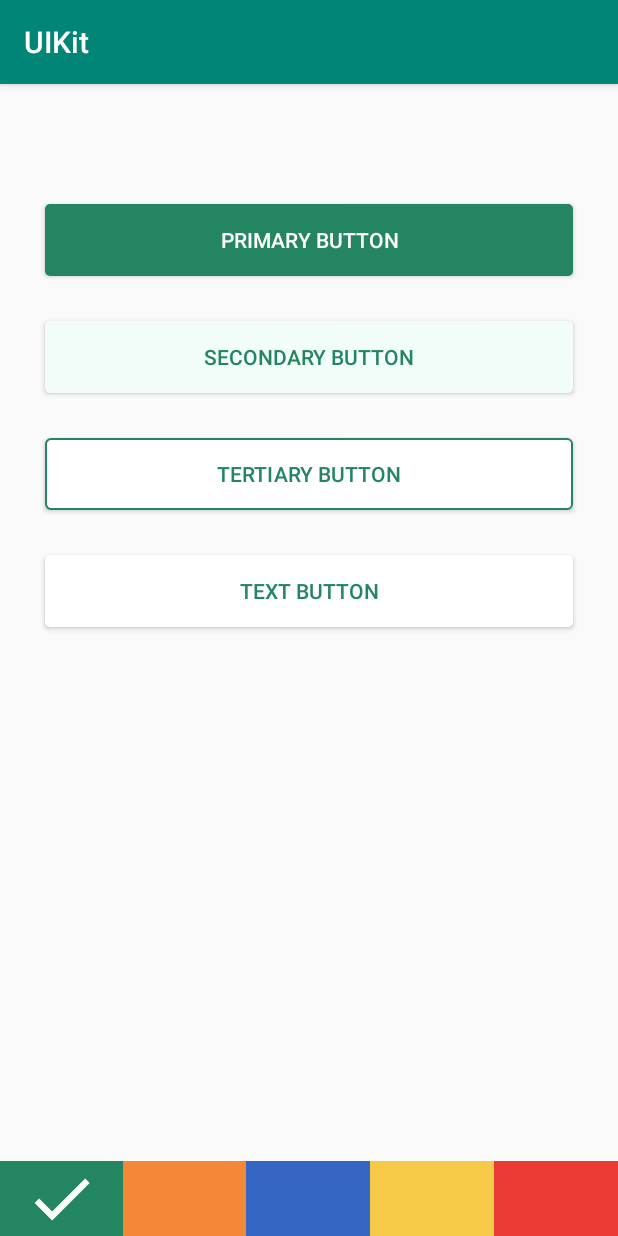
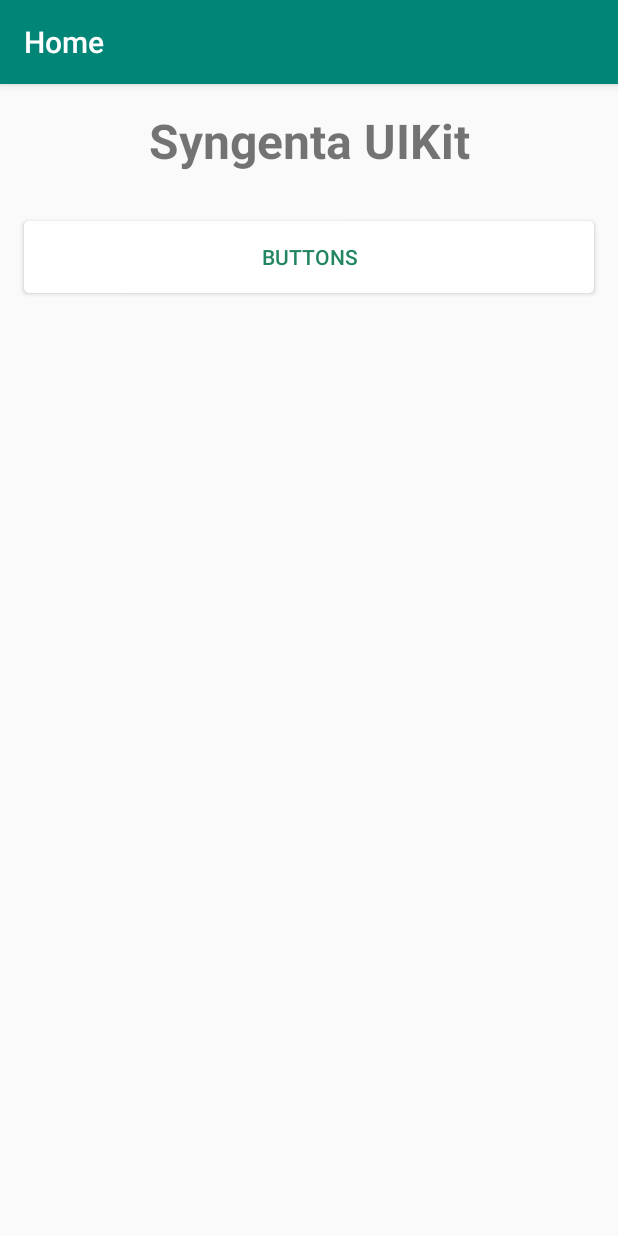
Before and after one commit to syngenta-digital/mobile-android-ui-kit, an Android app: the screen it shows after launch (MainActivity), on a phone screen of 412 x 824 dp. Run offline under Robolectric (Android 15) with nearby library versions, the phone set to English and light mode, and no system bars.

Commit message:
Added landing page

```diff
--- a/demo/build.gradle
+++ b/demo/build.gradle
@@ -30,6 +30,8 @@ dependencies {
     implementation 'androidx.appcompat:appcompat:1.0.2'
     implementation 'androidx.core:core-ktx:1.0.2'
     implementation 'androidx.constraintlayout:constraintlayout:1.1.3'
+    implementation 'androidx.legacy:legacy-support-v4:1.0.0'
+    implementation 'androidx.recyclerview:recyclerview:1.0.0'
     testImplementation 'junit:junit:4.12'
     androidTestImplementation 'androidx.test.ext:junit:1.1.0'
     androidTestImplementation 'androidx.test.espresso:espresso-core:3.1.1'
--- a/demo/src/main/java/com/syngenta/uikit/MainActivity.kt
+++ b/demo/src/main/java/com/syngenta/uikit/MainActivity.kt
@@ -2,8 +2,9 @@ package com.syngenta.uikit
 
 import android.os.Bundle
 import androidx.appcompat.app.AppCompatActivity
-import com.syngenta.uikit_android.StyledButton
-import kotlinx.android.synthetic.main.activity_main.*
+import androidx.fragment.app.FragmentTransaction
+import com.syngenta.uikit.fragments.ButtonsFragment
+import com.syngenta.uikit.fragments.HomeFragment
 
 
 class MainActivity : AppCompatActivity() {
@@ -12,49 +13,22 @@ class MainActivity : AppCompatActivity() {
         super.onCreate(savedInstanceState)
         setContentView(R.layout.activity_main)
 
-        selectTeal.setOnClickListener {
-            clearAllChecks()
-            selectTeal.setImageResource(R.drawable.ic_check)
-            setButtonColor(StyledButton.ColorGroup.TEAL)
-        }
-
-        selectBlue.setOnClickListener {
-            clearAllChecks()
-            selectBlue.setImageResource(R.drawable.ic_check)
-            setButtonColor(StyledButton.ColorGroup.BLUE)
-        }
-
-        selectYellow.setOnClickListener {
-            clearAllChecks()
-            selectYellow.setImageResource(R.drawable.ic_check)
-            setButtonColor(StyledButton.ColorGroup.YELLOW)
-        }
-
-        selectRed.setOnClickListener {
-            clearAllChecks()
-            selectRed.setImageResource(R.drawable.ic_check)
-            setButtonColor(StyledButton.ColorGroup.RED)
-        }
-
-        selectOrange.setOnClickListener {
-            clearAllChecks()
-            selectOrange.setImageResource(R.drawable.ic_check)
-            setButtonColor(StyledButton.ColorGroup.ORANGE)
-        }
+        val fragmentTransaction = supportFragmentManager.beginTransaction()
+        val homeFragment = HomeFragment()
+        fragmentTransaction.add(R.id.frameLayout, homeFragment)
+        fragmentTransaction.commit()
     }
 
-    private fun setButtonColor(color: StyledButton.ColorGroup) {
-        primaryButton.setAccentColor(color)
-        secondaryButton.setAccentColor(color)
-        tertiaryButton.setAccentColor(color)
-        textButton.setAccentColor(color)
+    fun setTitle(title: String) {
+        supportActionBar?.title = title
     }
 
-    private fun clearAllChecks() {
-        selectTeal.setImageResource(android.R.color.transparent)
-        selectBlue.setImageResource(android.R.color.transparent)
-        selectYellow.setImageResource(android.R.color.transparent)
-        selectRed.setImageResource(android.R.color.transparent)
-        selectOrange.setImageResource(android.R.color.transparent)
+    fun showButtonsLayout() {
+        val fragmentTransaction = supportFragmentManager.beginTransaction()
+        val buttonsFragment = ButtonsFragment()
+        fragmentTransaction.replace(R.id.frameLayout, buttonsFragment)
+        fragmentTransaction.addToBackStack(null)
+        fragmentTransaction.setTransition(FragmentTransaction.TRANSIT_FRAGMENT_FADE)
+        fragmentTransaction.commit()
     }
 }
--- /dev/null
+++ b/demo/src/main/java/com/syngenta/uikit/fragments/HomeFragment.kt
@@ -0,0 +1,35 @@
+package com.syngenta.uikit.fragments
+
+
+import android.os.Bundle
+import android.view.LayoutInflater
+import android.view.View
+import android.view.ViewGroup
+import androidx.fragment.app.Fragment
+import com.syngenta.uikit.MainActivity
+import com.syngenta.uikit.R
+import kotlinx.android.synthetic.main.fragment_home.*
+
+class HomeFragment : Fragment() {
+
+    override fun onCreateView(
+        inflater: LayoutInflater, container: ViewGroup?,
+        savedInstanceState: Bundle?
+    ): View? {
+        return inflater.inflate(R.layout.fragment_home, container, false)
+    }
+
+    override fun onActivityCreated(savedInstanceState: Bundle?) {
+        super.onActivityCreated(savedInstanceState)
+
+        button_buttons.setOnClickListener {
+            (activity as MainActivity).showButtonsLayout()
+        }
+    }
+
+    override fun onResume() {
+        super.onResume()
+        (activity as MainActivity).setTitle(getString(R.string.home))
+    }
+
+}
--- a/demo/src/main/res/layout/activity_main.xml
+++ b/demo/src/main/res/layout/activity_main.xml
@@ -1,94 +1,13 @@
 <?xml version="1.0" encoding="utf-8"?>
 <androidx.constraintlayout.widget.ConstraintLayout xmlns:android="http://schemas.android.com/apk/res/android"
-    xmlns:app="http://schemas.android.com/apk/res-auto"
     xmlns:tools="http://schemas.android.com/tools"
     android:layout_width="match_parent"
     android:layout_height="match_parent"
     tools:context=".MainActivity">
 
-    <com.syngenta.uikit_android.StyledButton
-        android:id="@+id/primaryButton"
+    <FrameLayout
+        android:id="@+id/frameLayout"
         android:layout_width="match_parent"
-        android:layout_height="wrap_content"
-        android:layout_marginStart="30dp"
-        android:layout_marginTop="80dp"
-        android:layout_marginEnd="30dp"
-        android:layout_marginBottom="30dp"
-        android:text="@string/primary_button"
-        app:accent="teal"
-        app:layout_constraintTop_toTopOf="parent"
-        app:type="primary" />
-
-    <com.syngenta.uikit_android.StyledButton
-        android:id="@+id/secondaryButton"
-        android:layout_width="match_parent"
-        android:layout_height="wrap_content"
-        android:layout_margin="30dp"
-        android:text="@string/secondary_button"
-        app:accent="teal"
-        app:layout_constraintTop_toBottomOf="@id/primaryButton"
-        app:type="secondary" />
-
-    <com.syngenta.uikit_android.StyledButton
-        android:id="@+id/tertiaryButton"
-        android:layout_width="match_parent"
-        android:layout_height="wrap_content"
-        android:layout_margin="30dp"
-        android:text="@string/tertiary_button"
-        app:accent="teal"
-        app:layout_constraintTop_toBottomOf="@id/secondaryButton"
-        app:type="tertiary" />
-
-    <com.syngenta.uikit_android.StyledButton
-        android:id="@+id/textButton"
-        android:layout_width="match_parent"
-        android:layout_height="wrap_content"
-        android:layout_margin="30dp"
-        android:text="@string/text_button"
-        app:accent="teal"
-        app:layout_constraintTop_toBottomOf="@id/tertiaryButton"
-        app:type="text" />
-
-    <LinearLayout
-        android:layout_width="match_parent"
-        android:layout_height="50dp"
-        app:layout_constraintBottom_toBottomOf="parent">
-
-        <ImageView
-            android:id="@+id/selectTeal"
-            android:layout_width="0dp"
-            android:layout_height="match_parent"
-            android:layout_weight="1"
-            android:background="@color/teal_500"
-            android:src="@drawable/ic_check" />
-
-        <ImageView
-            android:id="@+id/selectOrange"
-            android:layout_width="0dp"
-            android:layout_height="match_parent"
-            android:layout_weight="1"
-            android:background="@color/orange_500" />
-
-        <ImageView
-            android:id="@+id/selectBlue"
-            android:layout_width="0dp"
-            android:layout_height="match_parent"
-            android:layout_weight="1"
-            android:background="@color/blue_500" />
-
-        <ImageView
-            android:id="@+id/selectYellow"
-            android:layout_width="0dp"
-            android:layout_height="match_parent"
-            android:layout_weight="1"
-            android:background="@color/yellow_500" />
-
-        <ImageView
-            android:id="@+id/selectRed"
-            android:layout_width="0dp"
-            android:layout_height="match_parent"
-            android:layout_weight="1"
-            android:background="@color/red_500" />
-    </LinearLayout>
+        android:layout_height="match_parent" />
 
 </androidx.constraintlayout.widget.ConstraintLayout>
--- /dev/null
+++ b/demo/src/main/res/layout/fragment_home.xml
@@ -0,0 +1,29 @@
+<?xml version="1.0" encoding="utf-8"?>
+<androidx.constraintlayout.widget.ConstraintLayout xmlns:android="http://schemas.android.com/apk/res/android"
+    xmlns:app="http://schemas.android.com/apk/res-auto"
+    xmlns:tools="http://schemas.android.com/tools"
+    android:layout_width="match_parent"
+    android:layout_height="match_parent"
+    tools:context=".fragments.HomeFragment">
+
+    <TextView
+        android:id="@+id/text_heading"
+        android:layout_width="match_parent"
+        android:layout_height="wrap_content"
+        android:gravity="center"
+        android:padding="16dp"
+        android:text="@string/syngenta_uikit"
+        android:textSize="32sp"
+        android:textStyle="bold"
+        app:layout_constraintTop_toTopOf="parent" />
+
+    <com.syngenta.uikit_android.StyledButton
+        android:id="@+id/button_buttons"
+        android:layout_width="match_parent"
+        android:layout_height="wrap_content"
+        android:layout_margin="16dp"
+        android:text="Buttons"
+        app:layout_constraintTop_toBottomOf="@id/text_heading"
+        app:type="text" />
+
+</androidx.constraintlayout.widget.ConstraintLayout>
--- a/demo/src/main/res/values/strings.xml
+++ b/demo/src/main/res/values/strings.xml
@@ -4,4 +4,7 @@
     <string name="secondary_button">Secondary Button</string>
     <string name="tertiary_button">Tertiary Button</string>
     <string name="text_button">Text Button</string>
+    <string name="syngenta_uikit">Syngenta UIKit</string>
+    <string name="home">Home</string>
+    <string name="buttons">Buttons</string>
 </resources>
```
Also changed, not shown: demo/src/main/java/com/syngenta/uikit/fragments/ButtonsFragment.kt (added, +77 -0 lines), demo/src/main/res/layout/fragment_buttons.xml (added, +94 -0 lines).
